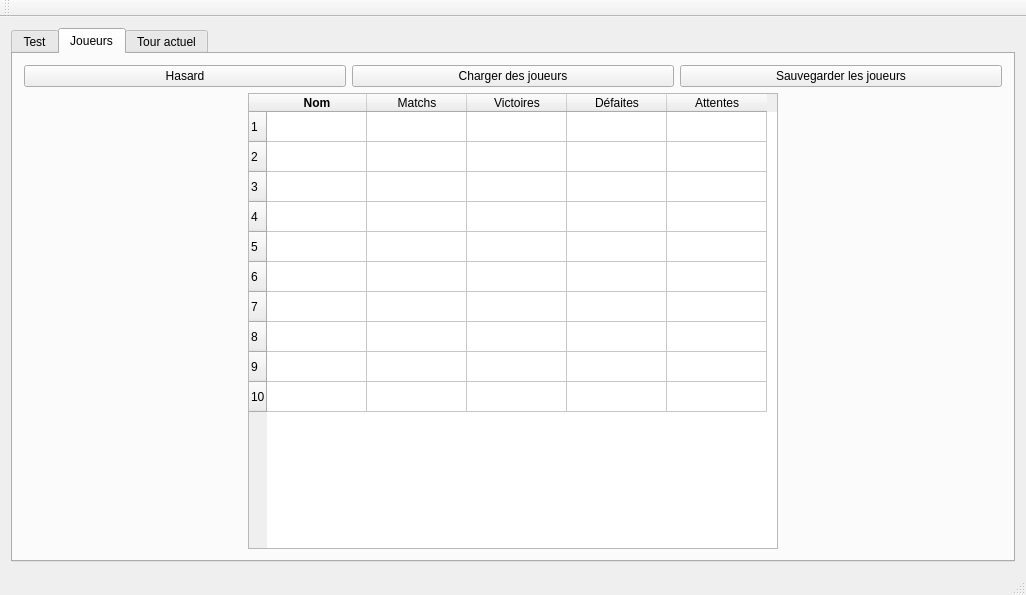
This is mainwindow/mainwindow.ui in dsarrut/btm as Qt 5 draws it before an edit. The edited form follows.
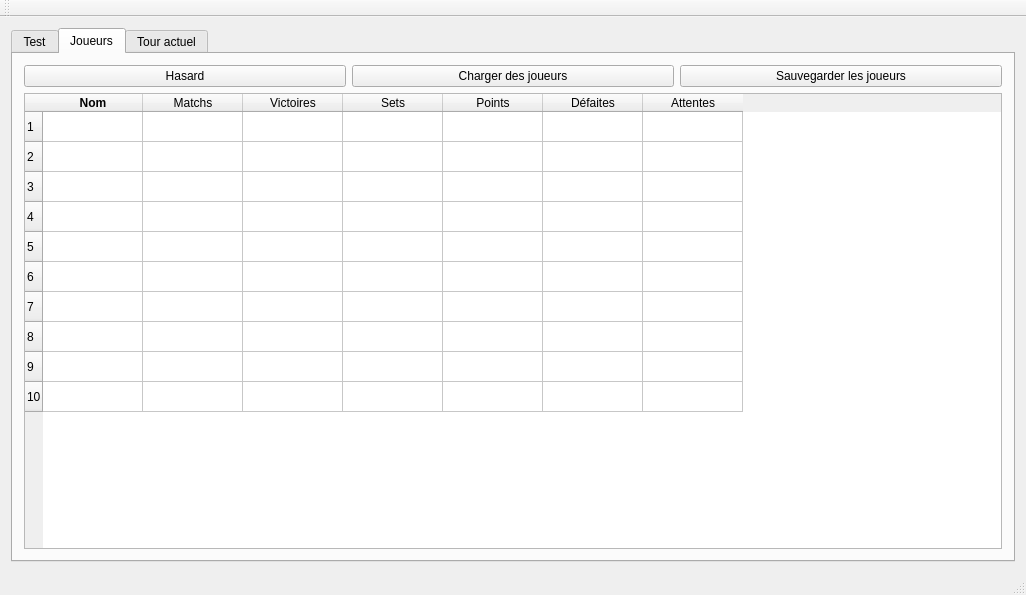
This is the edited form. The open tabs and pages were chosen to show the change. Custom widgets are drawn as their Qt base class.

What changed in the file:
```diff
--- a/mainwindow/mainwindow.ui
+++ b/mainwindow/mainwindow.ui
@@ -77,8 +77,8 @@
        <attribute name="title">
         <string>Joueurs</string>
        </attribute>
-       <layout class="QVBoxLayout" name="verticalLayout_4">
-        <item>
+       <layout class="QGridLayout" name="gridLayout_3">
+        <item row="0" column="0">
          <layout class="QHBoxLayout" name="horizontalLayout_2">
           <item>
            <widget class="QPushButton" name="pushButton_rnd_players">
@@ -103,21 +103,8 @@
           </item>
          </layout>
         </item>
-        <item>
+        <item row="1" column="0">
          <layout class="QHBoxLayout" name="horizontalLayout_3">
-          <item>
-           <spacer name="horizontalSpacer_2">
-            <property name="orientation">
-             <enum>Qt::Horizontal</enum>
-            </property>
-            <property name="sizeHint" stdset="0">
-             <size>
-              <width>40</width>
-              <height>20</height>
-             </size>
-            </property>
-           </spacer>
-          </item>
           <item>
            <widget class="QTableWidget" name="tablePlayers">
             <property name="sizePolicy">
@@ -142,14 +129,20 @@
              <number>10</number>
             </property>
             <property name="columnCount">
-             <number>5</number>
+             <number>7</number>
             </property>
             <attribute name="horizontalHeaderShowSortIndicator" stdset="0">
              <bool>true</bool>
             </attribute>
+            <attribute name="horizontalHeaderStretchLastSection">
+             <bool>false</bool>
+            </attribute>
             <attribute name="verticalHeaderShowSortIndicator" stdset="0">
              <bool>false</bool>
             </attribute>
+            <attribute name="verticalHeaderStretchLastSection">
+             <bool>false</bool>
+            </attribute>
             <row/>
             <row/>
             <row/>
@@ -168,8 +161,12 @@
               <font>
                <weight>75</weight>
                <bold>true</bold>
+               <kerning>true</kerning>
               </font>
              </property>
+             <property name="textAlignment">
+              <set>AlignCenter</set>
+             </property>
             </column>
             <column>
              <property name="text">
@@ -187,6 +184,22 @@
               <set>AlignCenter</set>
              </property>
             </column>
+            <column>
+             <property name="text">
+              <string>Sets</string>
+             </property>
+             <property name="textAlignment">
+              <set>AlignCenter</set>
+             </property>
+            </column>
+            <column>
+             <property name="text">
+              <string>Points</string>
+             </property>
+             <property name="textAlignment">
+              <set>AlignCenter</set>
+             </property>
+            </column>
             <column>
              <property name="text">
               <string>Défaites</string>
@@ -205,19 +218,6 @@
             </column>
            </widget>
           </item>
-          <item>
-           <spacer name="horizontalSpacer">
-            <property name="orientation">
-             <enum>Qt::Horizontal</enum>
-            </property>
-            <property name="sizeHint" stdset="0">
-             <size>
-              <width>40</width>
-              <height>20</height>
-             </size>
-            </property>
-           </spacer>
-          </item>
          </layout>
         </item>
        </layout>
```
Left out of the diff: 2 changed lines with no effect on the pictures.
